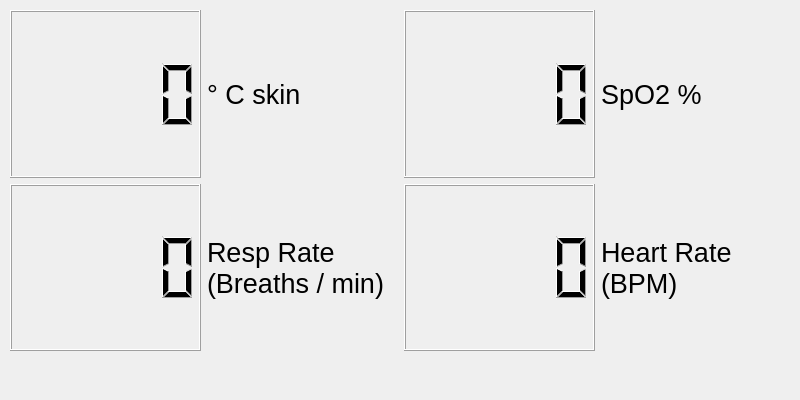
This is vitals_collection/drspot/resources/VitalsReadout.ui in boston-dynamics/bosdyn-hospital-bot as Qt 5 draws it before an edit. The edited form follows.
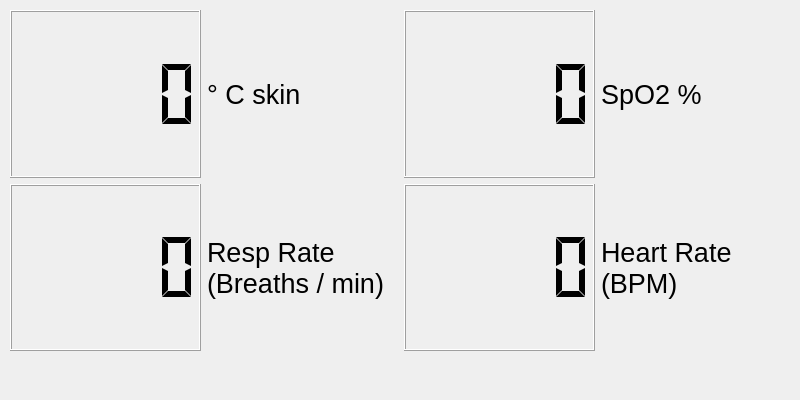
This is the edited form.

Commit message: [DrSpot] Improve readability of readout

```diff
--- a/vitals_collection/drspot/resources/VitalsReadout.ui
+++ b/vitals_collection/drspot/resources/VitalsReadout.ui
@@ -38,6 +38,12 @@
           <pointsize>40</pointsize>
          </font>
         </property>
+        <property name="autoFillBackground">
+         <bool>true</bool>
+        </property>
+        <property name="segmentStyle">
+         <enum>QLCDNumber::Flat</enum>
+        </property>
        </widget>
       </item>
       <item>
@@ -63,6 +69,12 @@
           <pointsize>40</pointsize>
          </font>
         </property>
+        <property name="autoFillBackground">
+         <bool>true</bool>
+        </property>
+        <property name="segmentStyle">
+         <enum>QLCDNumber::Flat</enum>
+        </property>
        </widget>
       </item>
       <item>
@@ -86,8 +98,16 @@
         <property name="font">
          <font>
           <pointsize>40</pointsize>
+          <weight>50</weight>
+          <bold>false</bold>
          </font>
         </property>
+        <property name="autoFillBackground">
+         <bool>true</bool>
+        </property>
+        <property name="segmentStyle">
+         <enum>QLCDNumber::Flat</enum>
+        </property>
        </widget>
       </item>
       <item>
@@ -114,6 +134,12 @@
           <pointsize>40</pointsize>
          </font>
         </property>
+        <property name="autoFillBackground">
+         <bool>true</bool>
+        </property>
+        <property name="segmentStyle">
+         <enum>QLCDNumber::Flat</enum>
+        </property>
        </widget>
       </item>
       <item>
```
